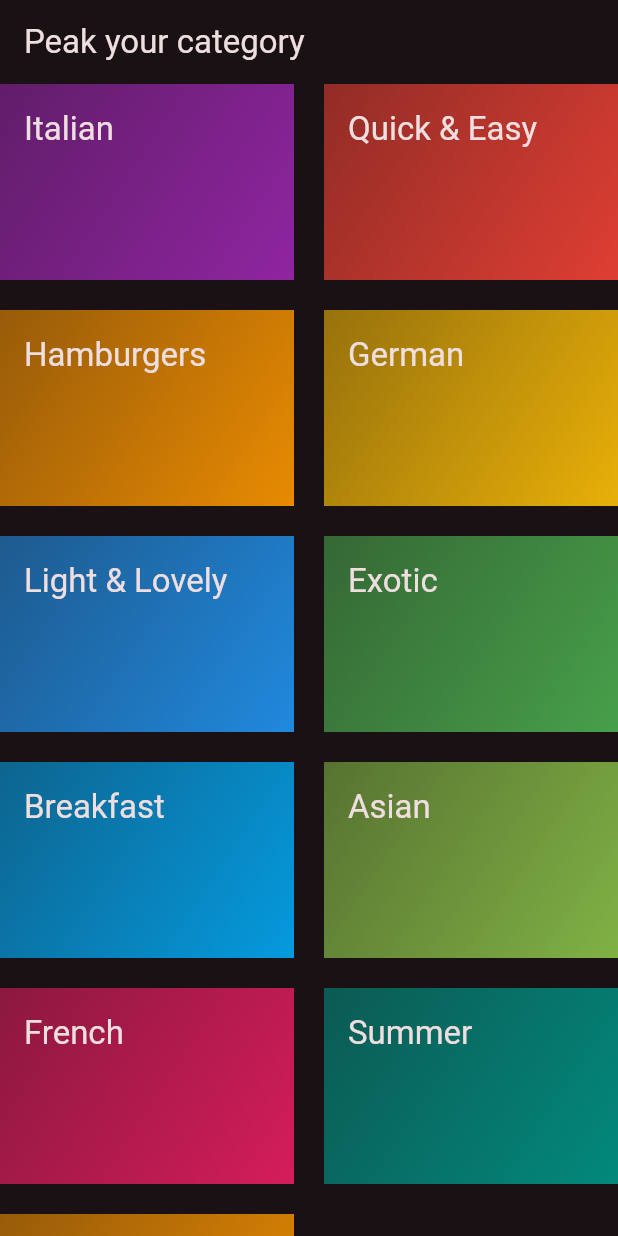
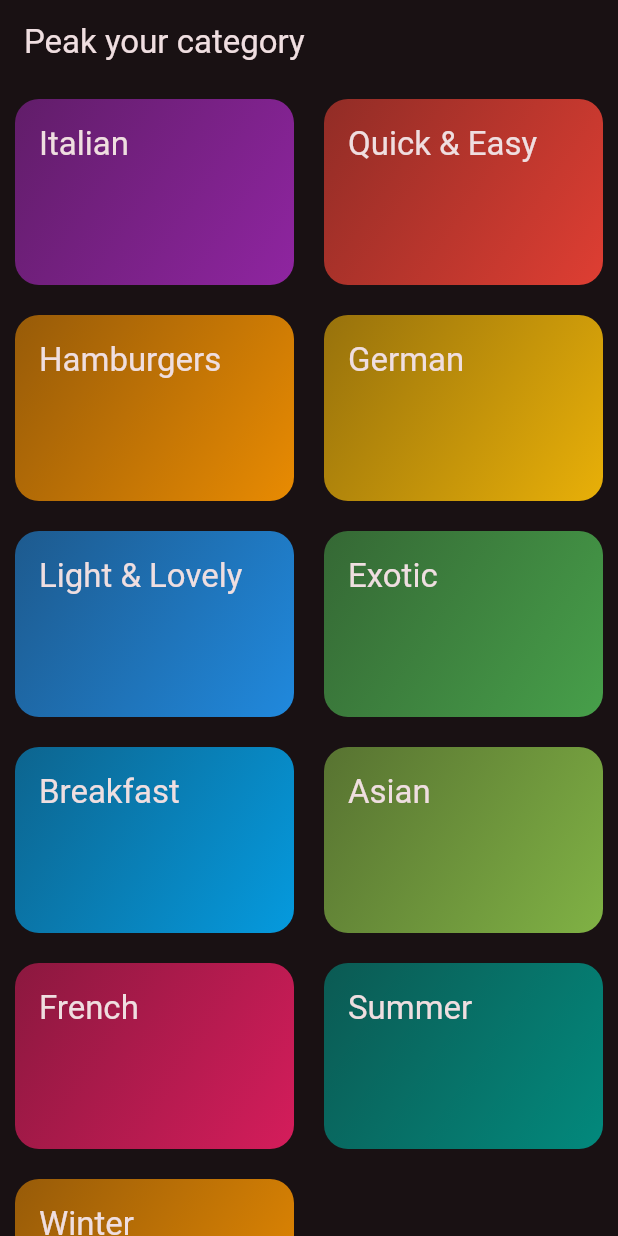
Before and after one commit to ArifHossain123/meal_app, a Flutter app: the screen it shows after launch, on a phone screen of 412 x 824 dp. Run offline on Flutter 3.47's test engine with Material 3 defaults, Android fonts, the phone set to English and light mode, and no system bars.

Commit message:
GridView

```diff
--- a/lib/screens/categories.dart
+++ b/lib/screens/categories.dart
@@ -12,6 +12,7 @@ class CategoriesScreen extends StatelessWidget {
         title: const Text('Peak your category'),
       ),
       body: GridView(
+        padding: const EdgeInsets.all(10),
         gridDelegate: const SliverGridDelegateWithFixedCrossAxisCount(
           crossAxisCount: 2,
           childAspectRatio: 3 / 2,
--- a/lib/widgets/category_grid_item.dart
+++ b/lib/widgets/category_grid_item.dart
@@ -8,9 +8,15 @@ class CategoryGridItem extends StatelessWidget {
 
   @override
   Widget build(BuildContext context) {
-    return Container(
+    return InkWell(
+      onTap: () => {},
+      splashColor:Theme.of(context).primaryColor ,
+      borderRadius: BorderRadius.circular(16),
+      child: Container(
         padding:const EdgeInsets.all(16),
+
         decoration: BoxDecoration(
+          borderRadius: BorderRadius.circular(16),
           gradient: LinearGradient(
             colors: [
               category.color.withOpacity(0.55),
@@ -27,6 +33,7 @@ class CategoryGridItem extends StatelessWidget {
           ),
 
         ),
+      ),
     );
   }
 }
```
Lines whose indentation alone changed are shown as unchanged.
